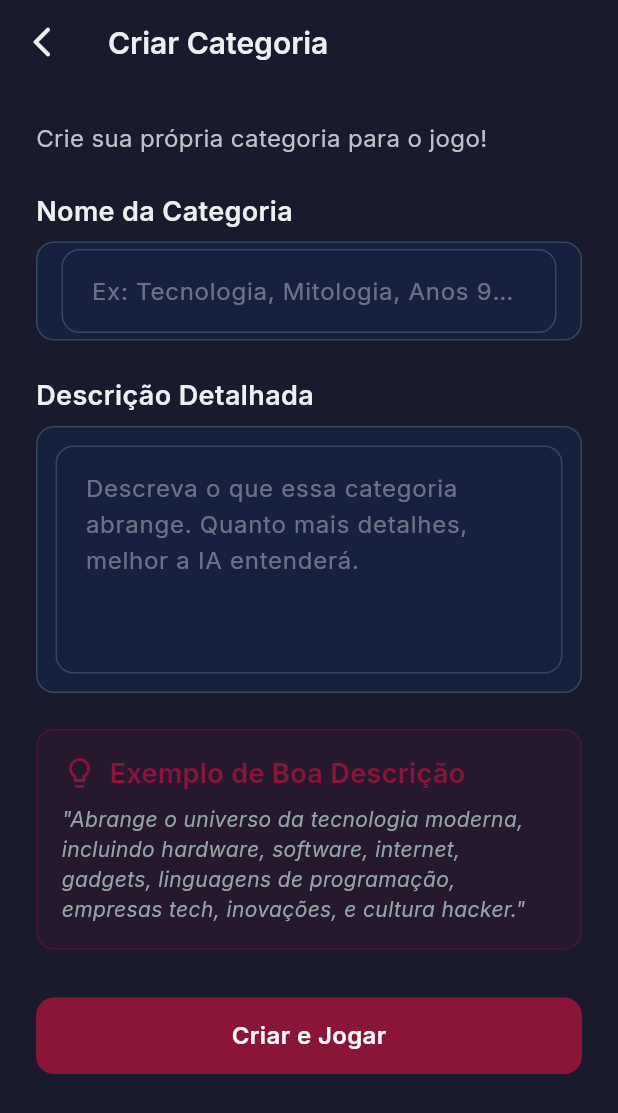
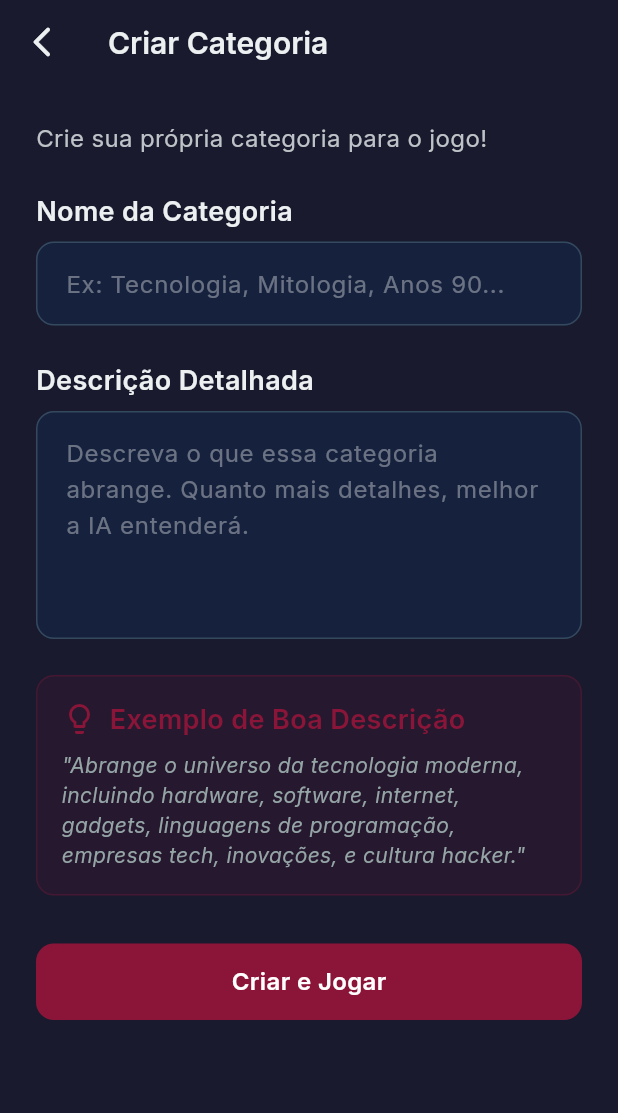
Before and after one commit to leonardoernica/infiltrado, a Flutter app: the CreateCategoryScreen screen opened by its route, on a phone screen of 412 x 824 dp. Shown: the top 1113 px of the screen. Run offline on Flutter 3.47's test engine with Material 3 defaults, Android fonts, the phone set to English and light mode, and no system bars; our stand-ins replace dio, flutter_riverpod, freezed_annotation, go_router, google_fonts, riverpod_annotation and 1 more; generated files the repository leaves out were written again; statements that could not run were skipped.

Commit message:
UI: Refine CreateCategoryScreen input fields - fix double border and improve focus styling

```diff
--- a/lib/presentation/screens/categories/create_category_screen.dart
+++ b/lib/presentation/screens/categories/create_category_screen.dart
@@ -60,20 +60,31 @@ class _CreateCategoryScreenState extends ConsumerState<CreateCategoryScreen> {
 
               Text('Nome da Categoria', style: AppTextStyles.heading),
               const SizedBox(height: 8),
-              Container(
-                padding: const EdgeInsets.symmetric(horizontal: 16, vertical: 4),
-                decoration: BoxDecoration(
-                  color: AppColors.surface,
-                  borderRadius: BorderRadius.circular(12),
-                  border: Border.all(color: AppColors.border),
-                ),
-                child: TextFormField(
+              TextFormField(
                 controller: _nameController,
                 style: AppTextStyles.body.copyWith(color: AppColors.textPrimary),
                 decoration: InputDecoration(
-                    border: InputBorder.none,
                   hintText: 'Ex: Tecnologia, Mitologia, Anos 90...',
                   hintStyle: AppTextStyles.body.copyWith(color: AppColors.textSecondary.withOpacity(0.5)),
+                  filled: true,
+                  fillColor: AppColors.surface,
+                  contentPadding: const EdgeInsets.symmetric(horizontal: 16, vertical: 16),
+                  border: OutlineInputBorder(
+                    borderRadius: BorderRadius.circular(12),
+                    borderSide: BorderSide(color: AppColors.border),
+                  ),
+                  enabledBorder: OutlineInputBorder(
+                    borderRadius: BorderRadius.circular(12),
+                    borderSide: BorderSide(color: AppColors.border),
+                  ),
+                  focusedBorder: OutlineInputBorder(
+                    borderRadius: BorderRadius.circular(12),
+                    borderSide: BorderSide(color: AppColors.primary, width: 2),
+                  ),
+                  errorBorder: OutlineInputBorder(
+                    borderRadius: BorderRadius.circular(12),
+                    borderSide: BorderSide(color: AppColors.error),
+                  ),
                 ),
                 validator: (value) {
                   if (value == null || value.trim().isEmpty) {
@@ -82,27 +93,37 @@ class _CreateCategoryScreenState extends ConsumerState<CreateCategoryScreen> {
                   return null;
                 },
               ),
-              ),
 
               const SizedBox(height: 24),
 
               Text('Descrição Detalhada', style: AppTextStyles.heading),
               const SizedBox(height: 8),
-              Container(
-                padding: const EdgeInsets.all(12),
-                decoration: BoxDecoration(
-                  color: AppColors.surface,
-                  borderRadius: BorderRadius.circular(12),
-                  border: Border.all(color: AppColors.border),
-                ),
-                child: TextFormField(
+              TextFormField(
                 controller: _descriptionController,
                 maxLines: 5,
                 style: AppTextStyles.body.copyWith(color: AppColors.textPrimary),
                 decoration: InputDecoration(
-                    border: InputBorder.none,
                   hintText: 'Descreva o que essa categoria abrange. Quanto mais detalhes, melhor a IA entenderá.',
                   hintStyle: AppTextStyles.body.copyWith(color: AppColors.textSecondary.withOpacity(0.5)),
+                  filled: true,
+                  fillColor: AppColors.surface,
+                  contentPadding: const EdgeInsets.all(16),
+                  border: OutlineInputBorder(
+                    borderRadius: BorderRadius.circular(12),
+                    borderSide: BorderSide(color: AppColors.border),
+                  ),
+                  enabledBorder: OutlineInputBorder(
+                    borderRadius: BorderRadius.circular(12),
+                    borderSide: BorderSide(color: AppColors.border),
+                  ),
+                  focusedBorder: OutlineInputBorder(
+                    borderRadius: BorderRadius.circular(12),
+                    borderSide: BorderSide(color: AppColors.primary, width: 2),
+                  ),
+                  errorBorder: OutlineInputBorder(
+                    borderRadius: BorderRadius.circular(12),
+                    borderSide: BorderSide(color: AppColors.error),
+                  ),
                 ),
                 validator: (value) {
                   if (value == null || value.trim().length < 10) {
@@ -110,7 +131,6 @@ class _CreateCategoryScreenState extends ConsumerState<CreateCategoryScreen> {
                   }
                   return null;
                 },
-                ),
               ),
 
               const SizedBox(height: 24),
```
Lines whose indentation alone changed are shown as unchanged.
